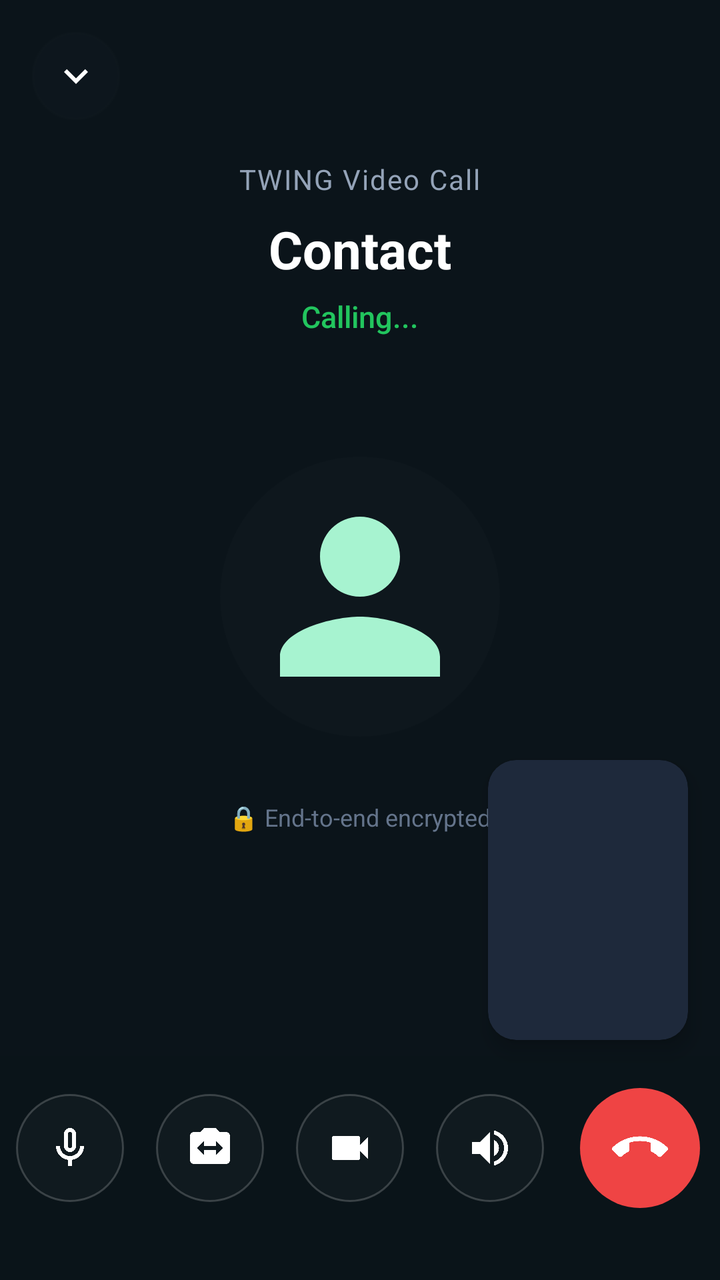
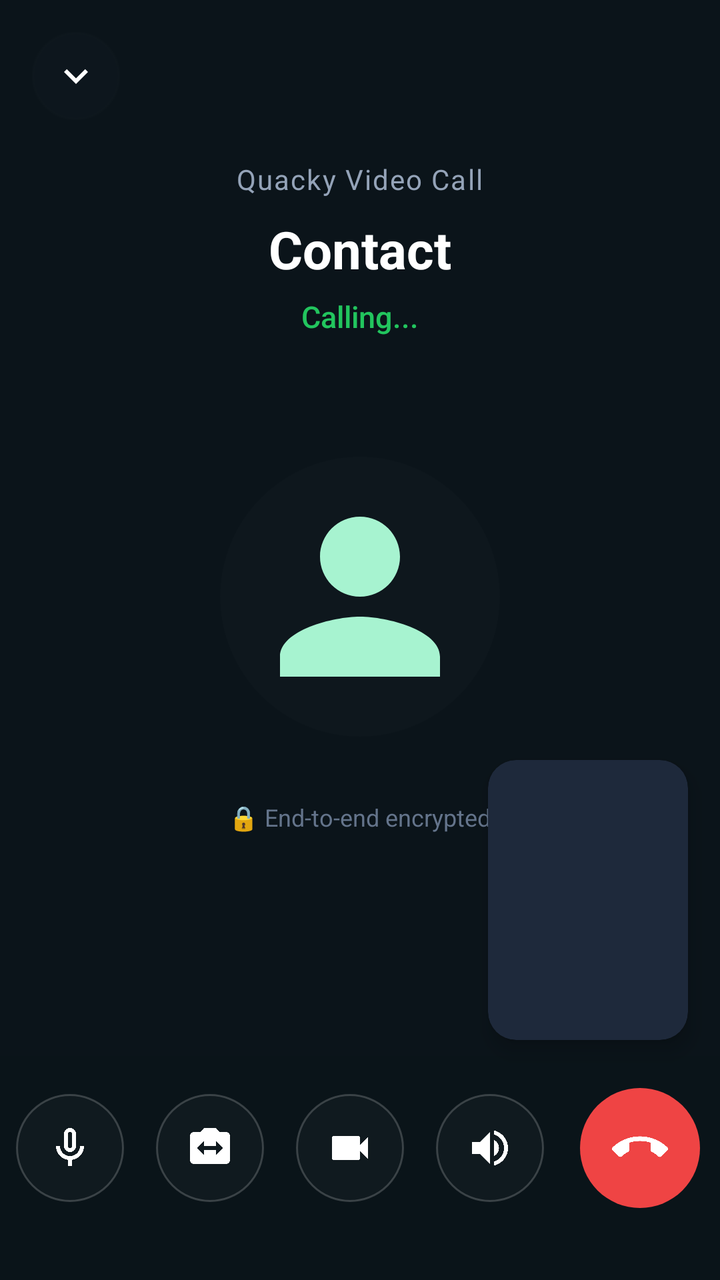

Before-and-after screenshots of an Android layout around one commit, followed by the original layout XML and the change that was made.
<!-- AndroidManifest.xml: activity theme Theme.Zez.Fullscreen -->
<!-- res/layout/activity_call.xml -->
<?xml version="1.0" encoding="utf-8"?>
<FrameLayout xmlns:android="http://schemas.android.com/apk/res/android"
    xmlns:app="http://schemas.android.com/apk/res-auto"
    android:id="@+id/layout_call_root"
    android:layout_width="match_parent"
    android:layout_height="match_parent"
    android:background="#0B141A"
    android:keepScreenOn="true">

    
    <ImageView
        android:id="@+id/iv_call_remote_video"
        android:layout_width="match_parent"
        android:layout_height="match_parent"
        android:scaleType="centerCrop"
        android:visibility="gone" />

    
    <ImageButton
        android:id="@+id/btn_call_minimize"
        android:layout_width="44dp"
        android:layout_height="44dp"
        android:layout_margin="16dp"
        android:background="@drawable/bg_call_btn_round"
        android:backgroundTint="#40202C33"
        android:src="@drawable/ic_chevron_down"
        app:tint="@android:color/white"
        android:contentDescription="Minimize call"
        android:padding="8dp" />

    
    <LinearLayout
        android:id="@+id/layout_call_audio_content"
        android:layout_width="match_parent"
        android:layout_height="match_parent"
        android:orientation="vertical"
        android:gravity="center_horizontal"
        android:paddingTop="80dp">

        
        <TextView
            android:id="@+id/tv_call_type_label"
            android:layout_width="wrap_content"
            android:layout_height="wrap_content"
            android:text="TWING Video Call"
            android:textColor="#94A3B8"
            android:textSize="14sp"
            android:letterSpacing="0.05" />

        <TextView
            android:id="@+id/tv_call_peer_name"
            android:layout_width="wrap_content"
            android:layout_height="wrap_content"
            android:layout_marginTop="8dp"
            android:text="Contact"
            android:textColor="@android:color/white"
            android:textSize="26sp"
            android:textStyle="bold"
            android:singleLine="true"
            android:paddingHorizontal="24dp" />

        <TextView
            android:id="@+id/tv_call_status"
            android:layout_width="wrap_content"
            android:layout_height="wrap_content"
            android:layout_marginTop="6dp"
            android:text="Calling..."
            android:textColor="#22C55E"
            android:textSize="15sp"
            android:fontFamily="sans-serif-medium" />

        
        <FrameLayout
            android:id="@+id/layout_call_avatar_box"
            android:layout_width="140dp"
            android:layout_height="140dp"
            android:layout_marginTop="60dp">

            <View
                android:layout_width="140dp"
                android:layout_height="140dp"
                android:background="@drawable/bg_circle_glass"
                android:backgroundTint="#20FFFFFF" />

            <ImageView
                android:id="@+id/iv_call_peer_avatar"
                android:layout_width="120dp"
                android:layout_height="120dp"
                android:layout_gravity="center"
                android:src="@drawable/ic_person"
                app:tint="#A7F3D0" />
        </FrameLayout>

        
        <TextView
            android:id="@+id/tv_call_encryption_note"
            android:layout_width="wrap_content"
            android:layout_height="wrap_content"
            android:layout_marginTop="32dp"
            android:text="🔒 End-to-end encrypted"
            android:textColor="#64748B"
            android:textSize="12sp" />
    </LinearLayout>

    
    <androidx.cardview.widget.CardView
        android:id="@+id/card_call_local_pip"
        android:layout_width="100dp"
        android:layout_height="140dp"
        android:layout_gravity="bottom|end"
        android:layout_marginEnd="16dp"
        android:layout_marginBottom="120dp"
        app:cardCornerRadius="14dp"
        app:cardElevation="6dp"
        app:cardBackgroundColor="#1E293B">

        <TextureView
            android:id="@+id/texture_call_local_camera"
            android:layout_width="match_parent"
            android:layout_height="match_parent" />

        <ImageView
            android:id="@+id/iv_call_local_cam_off"
            android:layout_width="32dp"
            android:layout_height="32dp"
            android:layout_gravity="center"
            android:src="@drawable/ic_videocam_off"
            app:tint="#94A3B8"
            android:visibility="gone" />
    </androidx.cardview.widget.CardView>

    
    <LinearLayout
        android:id="@+id/layout_call_controls"
        android:layout_width="match_parent"
        android:layout_height="wrap_content"
        android:layout_gravity="bottom"
        android:orientation="horizontal"
        android:gravity="center"
        android:paddingBottom="36dp"
        android:paddingTop="16dp"
        android:background="#990B141A">

        
        <ImageButton
            android:id="@+id/btn_call_mute"
            android:layout_width="54dp"
            android:layout_height="54dp"
            android:background="@drawable/bg_call_btn_round"
            android:src="@drawable/ic_mic"
            app:tint="@android:color/white"
            android:contentDescription="Mute Mic"
            android:layout_marginHorizontal="8dp" />

        
        <ImageButton
            android:id="@+id/btn_call_flip_cam"
            android:layout_width="54dp"
            android:layout_height="54dp"
            android:background="@drawable/bg_call_btn_round"
            android:src="@drawable/ic_switch_camera"
            app:tint="@android:color/white"
            android:contentDescription="Flip Camera"
            android:layout_marginHorizontal="8dp" />

        
        <ImageButton
            android:id="@+id/btn_call_toggle_cam"
            android:layout_width="54dp"
            android:layout_height="54dp"
            android:background="@drawable/bg_call_btn_round"
            android:src="@drawable/ic_videocall"
            app:tint="@android:color/white"
            android:contentDescription="Toggle Video"
            android:layout_marginHorizontal="8dp" />

        
        <ImageButton
            android:id="@+id/btn_call_speaker"
            android:layout_width="54dp"
            android:layout_height="54dp"
            android:background="@drawable/bg_call_btn_round"
            android:src="@drawable/ic_volume_up"
            app:tint="@android:color/white"
            android:contentDescription="Speakerphone"
            android:layout_marginHorizontal="8dp" />

        
        <ImageButton
            android:id="@+id/btn_call_hangup"
            android:layout_width="60dp"
            android:layout_height="60dp"
            android:background="@drawable/bg_call_btn_end"
            android:src="@drawable/ic_call_end"
            app:tint="@android:color/white"
            android:contentDescription="End Call"
            android:layout_marginHorizontal="10dp" />
    </LinearLayout>

</FrameLayout>
<!-- resources referenced by this layout -->
<resources>
  <!-- drawable bg_call_btn_end (drawable) -->
  <?xml version="1.0" encoding="utf-8"?>
  <ripple xmlns:android="http://schemas.android.com/apk/res/android"
      android:color="#40FFFFFF">
      <item>
          <shape android:shape="oval">
              <solid android:color="#EF4444" />
              <size android:width="64dp" android:height="64dp" />
          </shape>
      </item>
  </ripple>
  <!-- drawable bg_call_btn_round (drawable) -->
  <?xml version="1.0" encoding="utf-8"?>
  <ripple xmlns:android="http://schemas.android.com/apk/res/android"
      android:color="#40FFFFFF">
      <item>
          <shape android:shape="oval">
              <solid android:color="#40202C33" />
              <size android:width="56dp" android:height="56dp" />
              <stroke android:width="1dp" android:color="#30FFFFFF" />
          </shape>
      </item>
  </ripple>
  <!-- drawable bg_circle_glass (drawable) -->
  <?xml version="1.0" encoding="utf-8"?>
  <shape xmlns:android="http://schemas.android.com/apk/res/android"
      android:shape="oval">
      <solid android:color="#1A2563EB" />
  </shape>
  <!-- drawable ic_chevron_down (drawable) -->
  <vector xmlns:android="http://schemas.android.com/apk/res/android"
      android:width="24dp"
      android:height="24dp"
      android:viewportWidth="24"
      android:viewportHeight="24">
    <path
        android:fillColor="@android:color/white"
        android:pathData="M7.41,8.59L12,13.17l4.59,-4.58L18,10l-6,6 -6,-6z"/>
  </vector>
  <!-- drawable ic_person (drawable) -->
  <vector xmlns:android="http://schemas.android.com/apk/res/android"
      android:width="24dp"
      android:height="24dp"
      android:viewportWidth="24"
      android:viewportHeight="24">
    <path
        android:fillColor="@android:color/white"
        android:pathData="M12,12c2.21,0 4,-1.79 4,-4s-1.79,-4 -4,-4 -4,1.79 -4,4 1.79,4 4,4zM12,14c-2.67,0 -8,1.34 -8,4v2h16v-2c0,-2.66 -5.33,-4 -8,-4z"/>
  </vector>
  <!-- drawable ic_switch_camera (drawable) -->
  <vector xmlns:android="http://schemas.android.com/apk/res/android"
      android:width="24dp"
      android:height="24dp"
      android:viewportWidth="24"
      android:viewportHeight="24">
      <path
          android:fillColor="#FFFFFFFF"
          android:pathData="M20,4h-3.17L15,2H9L7.17,4H4c-1.1,0 -2,0.9 -2,2v12c0,1.1 0.9,2 2,2h16c1.1,0 2,-0.9 2,-2V6c0,-1.1 -0.9,-2 -2,-2zm-5,11.5V13H9v2.5L5.5,12 9,8.5V11h6V8.5l3.5,3.5 -3.5,3.5z"/>
  </vector>
  <!-- drawable ic_videocall (drawable) -->
  <vector xmlns:android="http://schemas.android.com/apk/res/android"
      android:width="24dp"
      android:height="24dp"
      android:viewportWidth="24"
      android:viewportHeight="24">
      <path
          android:fillColor="#FFFFFFFF"
          android:pathData="M17,10.5V7c0,-0.55 -0.45,-1 -1,-1H4c-0.55,0 -1,0.45 -1,1v10c0,0.55 0.45,1 1,1h12c0.55,0 1,-0.45 1,-1v-3.5l4,4v-11l-4,4z"/>
  </vector>
  <!-- drawable ic_videocam_off (drawable) -->
  <vector xmlns:android="http://schemas.android.com/apk/res/android"
      android:width="24dp"
      android:height="24dp"
      android:viewportWidth="24"
      android:viewportHeight="24">
      <path
          android:fillColor="#FFFFFFFF"
          android:pathData="M21,6.5l-4,4V7c0,-0.55 -0.45,-1 -1,-1H9.82L21,17.18V6.5zM3.27,2L2,3.27 4.73,6H4c-0.55,0 -1,0.45 -1,1v10c0,0.55 0.45,1 1,1h12c0.21,0 0.39,-0.08 0.54,-0.18L19.73,21 21,19.73 3.27,2z"/>
  </vector>
  <style name="Theme.Zez.Fullscreen" parent="Theme.MaterialComponents.DayNight.NoActionBar">
          <item name="android:windowFullscreen">true</item>
          <item name="android:windowBackground">#000000</item>
      </style>
  <!-- unchanged entries left out for length: 3 -->
</resources>

<!-- the commit's change to res/layout/activity_call.xml (unified diff, before → after) -->
@@ -42,7 +42,7 @@
             android:id="@+id/tv_call_type_label"
             android:layout_width="wrap_content"
             android:layout_height="wrap_content"
-            android:text="TWING Video Call"
+            android:text="Quacky Video Call"
             android:textColor="#94A3B8"
             android:textSize="14sp"
             android:letterSpacing="0.05" />
